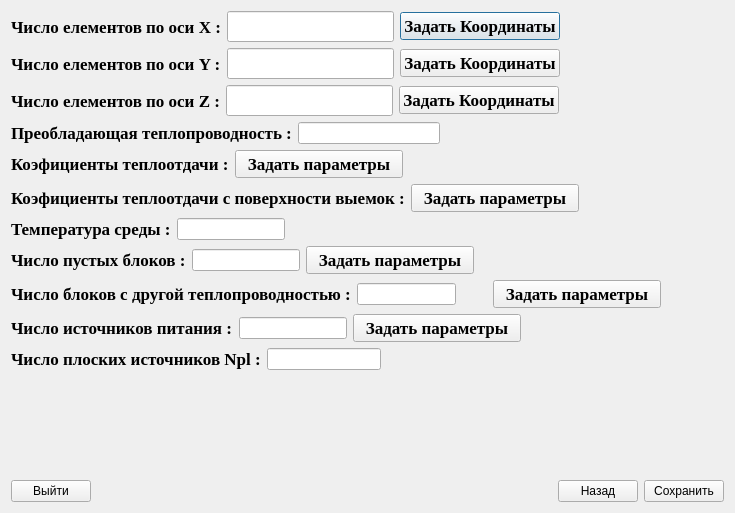
v-burlaka/Data, file src/gui/DataEditDialog.ui: the form before one commit.
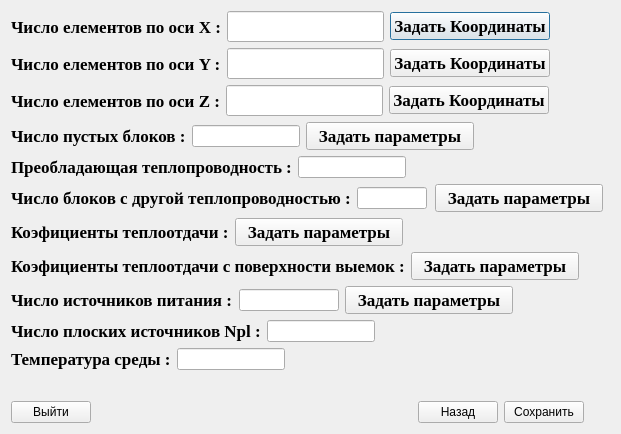
The form after the commit.

Diff of the .ui file:
```diff
--- a/src/gui/DataEditDialog.ui
+++ b/src/gui/DataEditDialog.ui
@@ -6,15 +6,15 @@
    <rect>
     <x>0</x>
     <y>0</y>
-    <width>735</width>
-    <height>513</height>
+    <width>621</width>
+    <height>434</height>
    </rect>
   </property>
   <property name="windowTitle">
    <string>Dialog</string>
   </property>
-  <layout class="QVBoxLayout" name="verticalLayout_4">
-   <item>
+  <layout class="QGridLayout" name="gridLayout">
+   <item row="0" column="0" colspan="2">
     <layout class="QVBoxLayout" name="verticalLayout_3">
      <item>
       <layout class="QVBoxLayout" name="verticalLayout">
@@ -263,6 +263,69 @@
        </item>
       </layout>
      </item>
+     <item>
+      <layout class="QHBoxLayout" name="horizontalLayout_4">
+       <item>
+        <widget class="QLabel" name="label_3">
+         <property name="font">
+          <font>
+           <family>Times New Roman</family>
+           <pointsize>13</pointsize>
+           <weight>75</weight>
+           <bold>true</bold>
+          </font>
+         </property>
+         <property name="text">
+          <string>Число пустых блоков :</string>
+         </property>
+        </widget>
+       </item>
+       <item>
+        <widget class="QLineEdit" name="lineEdit_CuntEmptyBlocks"/>
+       </item>
+       <item>
+        <widget class="QPushButton" name="pushButton_SetEmptyBlocks">
+         <property name="font">
+          <font>
+           <family>Times New Roman</family>
+           <pointsize>13</pointsize>
+           <weight>75</weight>
+           <bold>true</bold>
+          </font>
+         </property>
+         <property name="text">
+          <string>  Задать параметры  </string>
+         </property>
+        </widget>
+       </item>
+       <item>
+        <spacer name="horizontalSpacer_24">
+         <property name="orientation">
+          <enum>Qt::Horizontal</enum>
+         </property>
+         <property name="sizeHint" stdset="0">
+          <size>
+           <width>40</width>
+           <height>20</height>
+          </size>
+         </property>
+        </spacer>
+       </item>
+       <item>
+        <spacer name="horizontalSpacer_18">
+         <property name="orientation">
+          <enum>Qt::Horizontal</enum>
+         </property>
+         <property name="sizeHint" stdset="0">
+          <size>
+           <width>40</width>
+           <height>20</height>
+          </size>
+         </property>
+        </spacer>
+       </item>
+      </layout>
+     </item>
      <item>
       <layout class="QVBoxLayout" name="verticalLayout_2">
        <item>
@@ -313,6 +376,95 @@
          </item>
         </layout>
        </item>
+       <item>
+        <layout class="QHBoxLayout" name="horizontalLayout_5">
+         <item>
+          <widget class="QLabel" name="label_2">
+           <property name="font">
+            <font>
+             <family>Times New Roman</family>
+             <pointsize>13</pointsize>
+             <weight>75</weight>
+             <bold>true</bold>
+            </font>
+           </property>
+           <property name="text">
+            <string>Число блоков с другой теплопроводностью :</string>
+           </property>
+          </widget>
+         </item>
+         <item>
+          <widget class="QLineEdit" name="lineEdit_countAnotherTrancalancy"/>
+         </item>
+         <item>
+          <spacer name="horizontalSpacer_14">
+           <property name="orientation">
+            <enum>Qt::Horizontal</enum>
+           </property>
+           <property name="sizeHint" stdset="0">
+            <size>
+             <width>40</width>
+             <height>20</height>
+            </size>
+           </property>
+          </spacer>
+         </item>
+         <item>
+          <widget class="QPushButton" name="pushButton_SetcountAnotherTrancalancy">
+           <property name="font">
+            <font>
+             <family>Times New Roman</family>
+             <pointsize>13</pointsize>
+             <weight>75</weight>
+             <bold>true</bold>
+            </font>
+           </property>
+           <property name="text">
+            <string>  Задать параметры  </string>
+           </property>
+          </widget>
+         </item>
+         <item>
+          <spacer name="horizontalSpacer_5">
+           <property name="orientation">
+            <enum>Qt::Horizontal</enum>
+           </property>
+           <property name="sizeHint" stdset="0">
+            <size>
+             <width>40</width>
+             <height>20</height>
+            </size>
+           </property>
+          </spacer>
+         </item>
+         <item>
+          <spacer name="horizontalSpacer_25">
+           <property name="orientation">
+            <enum>Qt::Horizontal</enum>
+           </property>
+           <property name="sizeHint" stdset="0">
+            <size>
+             <width>40</width>
+             <height>20</height>
+            </size>
+           </property>
+          </spacer>
+         </item>
+         <item>
+          <spacer name="horizontalSpacer_19">
+           <property name="orientation">
+            <enum>Qt::Horizontal</enum>
+           </property>
+           <property name="sizeHint" stdset="0">
+            <size>
+             <width>40</width>
+             <height>20</height>
+            </size>
+           </property>
+          </spacer>
+         </item>
+        </layout>
+       </item>
        <item>
         <layout class="QHBoxLayout" name="horizontalLayout_10">
          <item>
@@ -420,209 +572,6 @@
          </item>
         </layout>
        </item>
-       <item>
-        <layout class="QHBoxLayout" name="horizontalLayout_8">
-         <item>
-          <widget class="QLabel" name="label_11">
-           <property name="font">
-            <font>
-             <family>Times New Roman</family>
-             <pointsize>13</pointsize>
-             <weight>75</weight>
-             <bold>true</bold>
-            </font>
-           </property>
-           <property name="text">
-            <string>Температура среды :</string>
-           </property>
-          </widget>
-         </item>
-         <item>
-          <widget class="QLineEdit" name="lineEdit_TemperatureEnvironment">
-           <property name="enabled">
-            <bool>true</bool>
-           </property>
-           <property name="sizePolicy">
-            <sizepolicy hsizetype="Preferred" vsizetype="Fixed">
-             <horstretch>0</horstretch>
-             <verstretch>0</verstretch>
-            </sizepolicy>
-           </property>
-           <property name="maximumSize">
-            <size>
-             <width>167</width>
-             <height>167</height>
-            </size>
-           </property>
-          </widget>
-         </item>
-         <item>
-          <spacer name="horizontalSpacer_10">
-           <property name="orientation">
-            <enum>Qt::Horizontal</enum>
-           </property>
-           <property name="sizeHint" stdset="0">
-            <size>
-             <width>40</width>
-             <height>20</height>
-            </size>
-           </property>
-          </spacer>
-         </item>
-        </layout>
-       </item>
-       <item>
-        <layout class="QHBoxLayout" name="horizontalLayout_4">
-         <item>
-          <widget class="QLabel" name="label_3">
-           <property name="font">
-            <font>
-             <family>Times New Roman</family>
-             <pointsize>13</pointsize>
-             <weight>75</weight>
-             <bold>true</bold>
-            </font>
-           </property>
-           <property name="text">
-            <string>Число пустых блоков :</string>
-           </property>
-          </widget>
-         </item>
-         <item>
-          <widget class="QLineEdit" name="lineEdit_CuntEmptyBlocks"/>
-         </item>
-         <item>
-          <widget class="QPushButton" name="pushButton_SetEmptyBlocks">
-           <property name="font">
-            <font>
-             <family>Times New Roman</family>
-             <pointsize>13</pointsize>
-             <weight>75</weight>
-             <bold>true</bold>
-            </font>
-           </property>
-           <property name="text">
-            <string>  Задать параметры  </string>
-           </property>
-          </widget>
-         </item>
-         <item>
-          <spacer name="horizontalSpacer_12">
-           <property name="orientation">
-            <enum>Qt::Horizontal</enum>
-           </property>
-           <property name="sizeHint" stdset="0">
-            <size>
-             <width>20</width>
-             <height>20</height>
-            </size>
-           </property>
-          </spacer>
-         </item>
-         <item>
-          <spacer name="horizontalSpacer_24">
-           <property name="orientation">
-            <enum>Qt::Horizontal</enum>
-           </property>
-           <property name="sizeHint" stdset="0">
-            <size>
-             <width>40</width>
-             <height>20</height>
-            </size>
-           </property>
-          </spacer>
-         </item>
-         <item>
-          <spacer name="horizontalSpacer_18">
-           <property name="orientation">
-            <enum>Qt::Horizontal</enum>
-           </property>
-           <property name="sizeHint" stdset="0">
-            <size>
-             <width>40</width>
-             <height>20</height>
-            </size>
-           </property>
-          </spacer>
-         </item>
-        </layout>
-       </item>
-       <item>
-        <layout class="QHBoxLayout" name="horizontalLayout_5">
-         <item>
-          <widget class="QLabel" name="label_2">
-           <property name="font">
-            <font>
-             <family>Times New Roman</family>
-             <pointsize>13</pointsize>
-             <weight>75</weight>
-             <bold>true</bold>
-            </font>
-           </property>
-           <property name="text">
-            <string>Число блоков с другой теплопроводностью :</string>
-           </property>
-          </widget>
-         </item>
-         <item>
-          <widget class="QLineEdit" name="lineEdit_countAnotherTrancalancy"/>
-         </item>
-         <item>
-          <spacer name="horizontalSpacer_14">
-           <property name="orientation">
-            <enum>Qt::Horizontal</enum>
-           </property>
-           <property name="sizeHint" stdset="0">
-            <size>
-             <width>40</width>
-             <height>20</height>
-            </size>
-           </property>
-          </spacer>
-         </item>
-         <item>
-          <widget class="QPushButton" name="pushButton_SetcountAnotherTrancalancy">
-           <property name="font">
-            <font>
-             <family>Times New Roman</family>
-             <pointsize>13</pointsize>
-             <weight>75</weight>
-             <bold>true</bold>
-            </font>
-           </property>
-           <property name="text">
-            <string>  Задать параметры  </string>
-           </property>
-          </widget>
-         </item>
-         <item>
-          <spacer name="horizontalSpacer_25">
-           <property name="orientation">
-            <enum>Qt::Horizontal</enum>
-           </property>
-           <property name="sizeHint" stdset="0">
-            <size>
-             <width>40</width>
-             <height>20</height>
-            </size>
-           </property>
-          </spacer>
-         </item>
-         <item>
-          <spacer name="horizontalSpacer_19">
-           <property name="orientation">
-            <enum>Qt::Horizontal</enum>
-           </property>
-           <property name="sizeHint" stdset="0">
-            <size>
-             <width>40</width>
-             <height>20</height>
-            </size>
-           </property>
-          </spacer>
-         </item>
-        </layout>
-       </item>
        <item>
         <layout class="QHBoxLayout" name="horizontalLayout_6">
          <property name="sizeConstraint">
@@ -773,11 +722,62 @@
          </item>
         </layout>
        </item>
+       <item>
+        <layout class="QHBoxLayout" name="horizontalLayout_8">
+         <item>
+          <widget class="QLabel" name="label_11">
+           <property name="font">
+            <font>
+             <family>Times New Roman</family>
+             <pointsize>13</pointsize>
+             <weight>75</weight>
+             <bold>true</bold>
+            </font>
+           </property>
+           <property name="text">
+            <string>Температура среды :</string>
+           </property>
+          </widget>
+         </item>
+         <item>
+          <widget class="QLineEdit" name="lineEdit_TemperatureEnvironment">
+           <property name="enabled">
+            <bool>true</bool>
+           </property>
+           <property name="sizePolicy">
+            <sizepolicy hsizetype="Preferred" vsizetype="Fixed">
+             <horstretch>0</horstretch>
+             <verstretch>0</verstretch>
+            </sizepolicy>
+           </property>
+           <property name="maximumSize">
+            <size>
+             <width>167</width>
+             <height>167</height>
+            </size>
+           </property>
+          </widget>
+         </item>
+         <item>
+          <spacer name="horizontalSpacer_10">
+           <property name="orientation">
+            <enum>Qt::Horizontal</enum>
+           </property>
+           <property name="sizeHint" stdset="0">
+            <size>
+             <width>40</width>
+             <height>20</height>
+            </size>
+           </property>
+          </spacer>
+         </item>
+        </layout>
+       </item>
       </layout>
      </item>
     </layout>
    </item>
-   <item>
+   <item row="1" column="1">
     <spacer name="verticalSpacer">
      <property name="orientation">
       <enum>Qt::Vertical</enum>
@@ -790,7 +790,7 @@
      </property>
     </spacer>
    </item>
-   <item>
+   <item row="2" column="0">
     <layout class="QHBoxLayout" name="horizontalLayout_12">
      <item>
       <widget class="QPushButton" name="pushButton_9">
```
